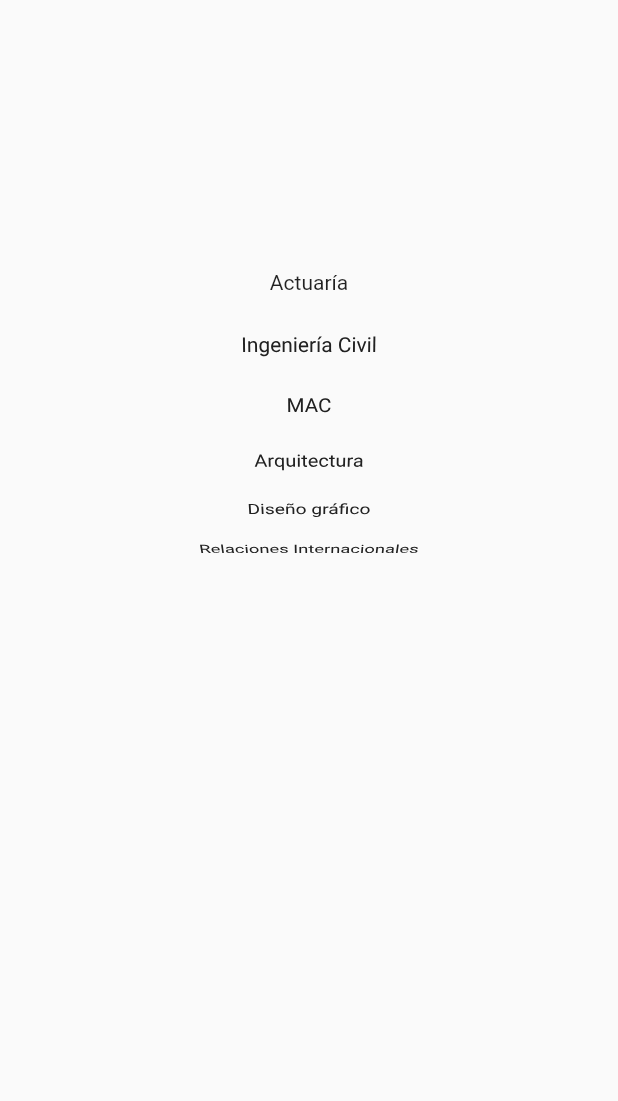
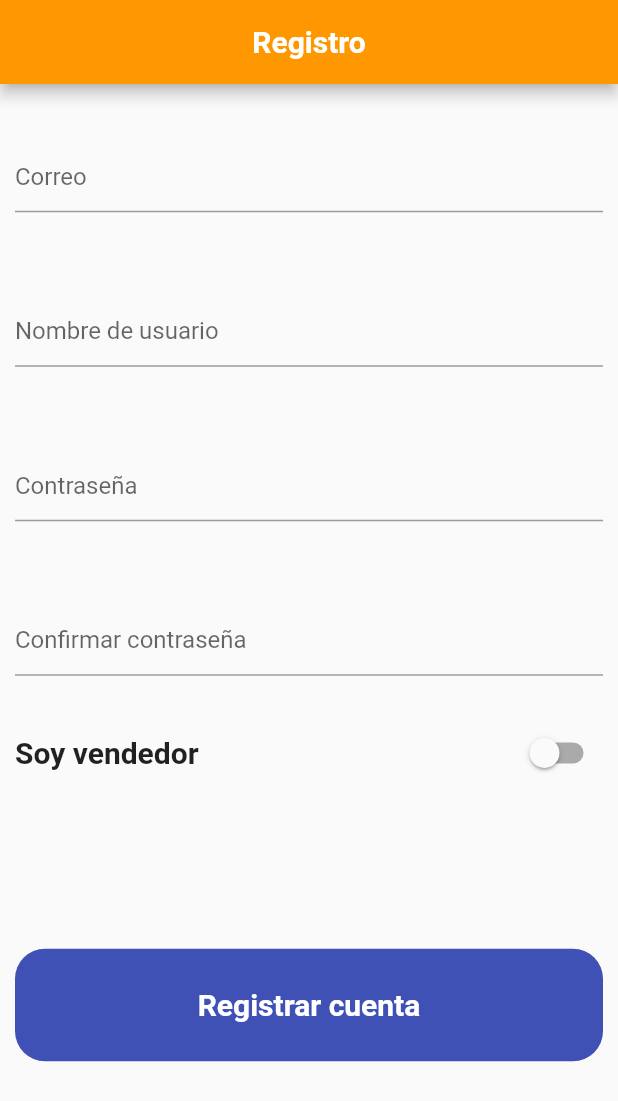
Before and after one commit to YaelZamora/Merca-FESA, a Flutter app: the RegisterScreen screen opened directly, on a phone screen of 412 x 824 dp. Shown: the top 1101 px of the screen. Run offline on Flutter 3.47's test engine with Material 2 defaults, Android fonts, the phone set to English and light mode, and no system bars.

Commit message:
registro

```diff
--- a/lib/main.dart
+++ b/lib/main.dart
@@ -3,6 +3,7 @@ import 'package:mercafesa/screens/login_screen.dart';
 
 import 'screens/new_product_screen.dart';
 import 'screens/product_detail.dart';
+import 'screens/register_screen.dart';
 
 void main() => runApp(const MyApp());
 
@@ -14,9 +15,7 @@ class MyApp extends StatelessWidget {
     return const MaterialApp(
       debugShowCheckedModeBanner: false,
       title: 'Material App',
-      home: ProductDetail(
-        nombre: 'Producto',
-      ),
+      home: RegisterScreen(),
     );
   }
 }
--- a/lib/screens/register_screen.dart
+++ b/lib/screens/register_screen.dart
@@ -1,31 +1,110 @@
 import 'package:flutter/material.dart';
 
-class RegisterScreen extends StatelessWidget {
+class RegisterScreen extends StatefulWidget {
   const RegisterScreen({super.key});
 
   @override
+  State<RegisterScreen> createState() => _RegisterScreenState();
+}
+
+class _RegisterScreenState extends State<RegisterScreen> {
+  bool vendedor = false;
+
+  @override
   Widget build(BuildContext context) {
+    final size = MediaQuery.of(context).size;
+
     return Scaffold(
-      body: Column(
-        children: [
-          SizedBox(
-            height: 400,
-            child: ListWheelScrollView(
-              itemExtent: 40,
-              children: const [
-                Text('Actuaría'),
-                Text('Ingeniería Civil'),
-                Text('MAC'),
-                Text('Arquitectura'),
-                Text('Diseño gráfico'),
-                Text('Relaciones Internacionales'),
-                Text('Comunicación'),
-                Text('Pedagogía'),
-                Text('Derecho'),
+      appBar: AppBar(
+        backgroundColor: Colors.orange,
+        title: const Text(
+          'Registro',
+          style: TextStyle(
+            fontWeight: FontWeight.bold,
+            fontSize: 20,
+          ),
+        ),
+        centerTitle: true,
+      ),
+      body: Padding(
+        padding: const EdgeInsets.all(10),
+        child: Column(
+          children: [
+            SizedBox(
+              height: size.height / 2,
+              child: Column(
+                mainAxisAlignment: MainAxisAlignment.spaceAround,
+                children: [
+                  TextFormField(
+                    keyboardType: TextInputType.emailAddress,
+                    decoration: const InputDecoration(
+                      hintText: 'Correo',
+                    ),
+                  ),
+                  TextFormField(
+                    decoration: const InputDecoration(
+                      hintText: 'Nombre de usuario',
+                    ),
+                  ),
+                  TextFormField(
+                    obscureText: true,
+                    decoration: const InputDecoration(
+                      hintText: 'Contraseña',
+                    ),
+                  ),
+                  TextFormField(
+                    obscureText: true,
+                    decoration: const InputDecoration(
+                      hintText: 'Confirmar contraseña',
+                    ),
+                  ),
+                ],
+              ),
+            ),
+            Row(
+              mainAxisAlignment: MainAxisAlignment.spaceBetween,
+              children: [
+                const Text(
+                  'Soy vendedor',
+                  style: TextStyle(
+                    fontWeight: FontWeight.bold,
+                    fontSize: 20,
+                  ),
+                ),
+                Switch(
+                  value: vendedor,
+                  onChanged: (bool value) {
+                    setState(() {
+                      vendedor = value;
+                    });
+                  },
+                ),
               ],
             ),
-          ),
-        ],
+            const Spacer(),
+            Container(
+              decoration: BoxDecoration(
+                color: Colors.indigo,
+                borderRadius: BorderRadius.circular(20),
+              ),
+              clipBehavior: Clip.hardEdge,
+              child: MaterialButton(
+                onPressed: () {},
+                minWidth: size.width,
+                height: 75,
+                child: const Text(
+                  'Registrar cuenta',
+                  style: TextStyle(
+                    fontWeight: FontWeight.bold,
+                    fontSize: 20,
+                    color: Colors.white,
+                  ),
+                ),
+              ),
+            ),
+            const Spacer(),
+          ],
+        ),
       ),
     );
   }
```
